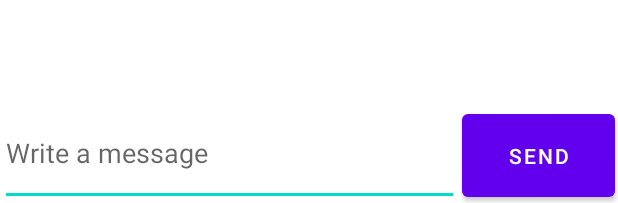
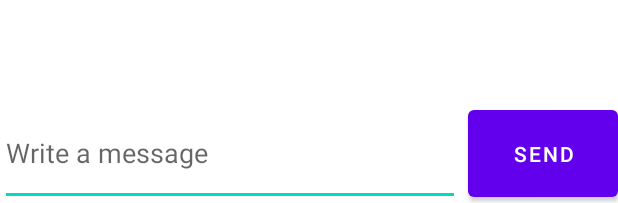
Before and after one commit to doronser/Bluetooth_Chat, an Android app: the layout chat_layout.xml on its own in the app's theme, with its tools: preview values and no code run, on a phone screen of 412 x 824 dp. Shown: the part 1030-1233 px from the top of the screen. Run offline under Robolectric (Android 15) with nearby library versions, the phone set to English and light mode, and no system bars.

Commit message:
fixed chat layout

```diff
--- a/app/src/main/res/layout-land/chat_layout.xml
+++ b/app/src/main/res/layout-land/chat_layout.xml
@@ -6,12 +6,14 @@
     android:layout_height="match_parent"
     tools:context=".ChatActivity">
 
-    <TextView
+    <EditText
         android:id="@+id/Chat_msg_txt"
         android:layout_width="0dp"
         android:layout_height="70dp"
         android:layout_marginEnd="8dp"
+        android:autofillHints="Enter a message"
         android:hint="@string/write_a_message"
+        android:inputType="textLongMessage"
         app:layout_constraintBottom_toBottomOf="parent"
         app:layout_constraintEnd_toStartOf="@+id/send_btn"
         app:layout_constraintStart_toStartOf="parent" />
--- a/app/src/main/res/layout/chat_layout.xml
+++ b/app/src/main/res/layout/chat_layout.xml
@@ -8,22 +8,27 @@
 
     <EditText
         android:id="@+id/Chat_msg_txt"
-        android:layout_width="306dp"
+        android:layout_width="0dp"
         android:layout_height="70dp"
+        android:layout_marginEnd="5dp"
+        android:autofillHints="Enter a message"
         android:hint="@string/write_a_message"
+        android:inputType="textLongMessage"
         app:layout_constraintBottom_toBottomOf="parent"
-        app:layout_constraintStart_toStartOf="parent"
-        android:autofillHints="Enter a message"
-        android:inputType="textLongMessage" />
+        app:layout_constraintEnd_toStartOf="@+id/send_btn"
+        app:layout_constraintHorizontal_bias="0.5"
+        app:layout_constraintStart_toStartOf="parent" />
 
     <Button
         android:id="@+id/send_btn"
-        android:layout_width="102dp"
-        android:layout_height="67dp"
+        android:layout_width="100dp"
+        android:layout_height="70dp"
+        android:layout_marginTop="8dp"
         android:text="@string/send"
         app:layout_constraintBottom_toBottomOf="parent"
         app:layout_constraintEnd_toEndOf="parent"
-        app:layout_constraintStart_toEndOf="@+id/Chat_msg_txt" />
+        app:layout_constraintTop_toBottomOf="@+id/chat_lv"
+        app:layout_constraintVertical_bias="1.0" />
 
     <ListView
         android:id="@+id/chat_lv"
```
